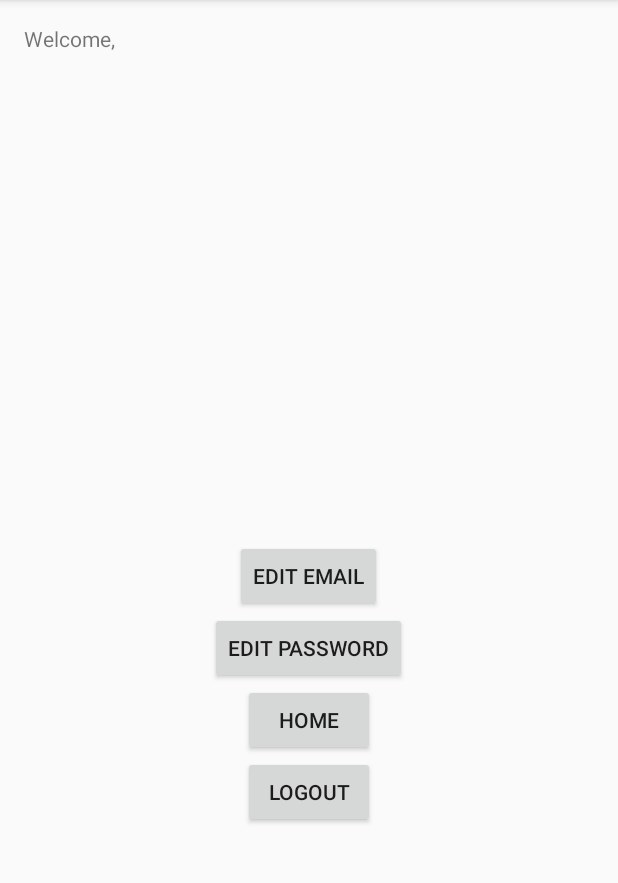
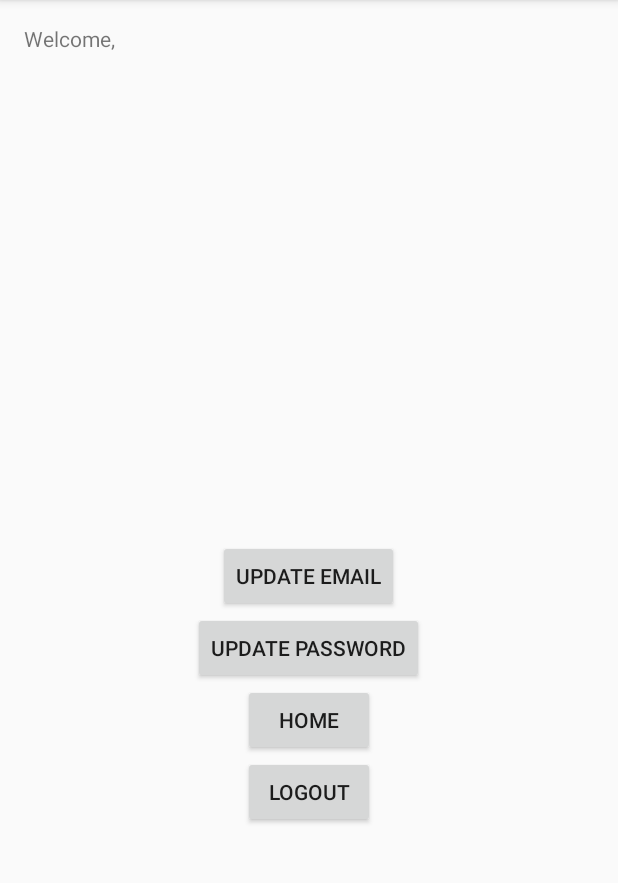
Before and after one commit to OmarB97/TeamHighKey25, an Android app: the Successful_login screen opened directly, with no data from a screen before it, on a phone screen of 412 x 824 dp, the part 84-967 px from its top. Run offline under Robolectric (Android 15) with nearby library versions, the phone set to English and light mode, and no system bars; 1 statement that could not run was skipped.

Commit message:
created new string objects

```diff
--- a/#Thirsty/app/src/main/res/layout/activity_successful_login.xml
+++ b/#Thirsty/app/src/main/res/layout/activity_successful_login.xml
@@ -36,7 +36,7 @@
         android:text="@string/userInfo" />
 
     <Button
-        android:text="Edit Email"
+        android:text="@string/updateEmail"
         android:layout_width="wrap_content"
         android:layout_height="wrap_content"
         android:id="@+id/edit_email"
@@ -45,7 +45,7 @@
         android:layout_centerHorizontal="true" />
 
     <Button
-        android:text="Edit Password"
+        android:text="@string/updatePass"
         android:layout_width="wrap_content"
         android:layout_height="wrap_content"
         android:id="@+id/edit_password"
@@ -54,7 +54,7 @@
         android:layout_centerHorizontal="true" />
 
     <Button
-        android:text="logout"
+        android:text="@string/logout"
         android:layout_width="wrap_content"
         android:layout_height="wrap_content"
         android:id="@+id/logout"
@@ -64,7 +64,7 @@
         android:layout_centerHorizontal="true" />
 
     <Button
-        android:text="Home"
+        android:text="@string/home"
         android:layout_width="wrap_content"
         android:layout_height="wrap_content"
         android:id="@+id/return_home"
--- a/#Thirsty/app/src/main/res/layout/activity_update_email.xml
+++ b/#Thirsty/app/src/main/res/layout/activity_update_email.xml
@@ -11,7 +11,7 @@
     tools:context="com.example.user.thirsty.Update_email">
 
     <TextView
-        android:text="New Email:"
+        android:text="@string/newEmail"
         android:layout_width="wrap_content"
         android:layout_height="wrap_content"
         android:layout_alignParentTop="true"
@@ -31,7 +31,7 @@
         android:layout_marginTop="13dp" />
 
     <Button
-        android:text="Update Email"
+        android:text="@string/updateEmail"
         android:layout_width="wrap_content"
         android:layout_height="wrap_content"
         android:layout_alignParentBottom="true"
--- a/#Thirsty/app/src/main/res/layout/activity_update_password.xml
+++ b/#Thirsty/app/src/main/res/layout/activity_update_password.xml
@@ -50,7 +50,7 @@
         android:id="@+id/confirm_pass" />
 
     <Button
-        android:text="Update Password"
+        android:text="@string/updatePass"
         android:layout_width="wrap_content"
         android:layout_height="wrap_content"
         android:layout_alignParentBottom="true"
--- a/#Thirsty/app/src/main/res/layout/activity_welcome_screen.xml
+++ b/#Thirsty/app/src/main/res/layout/activity_welcome_screen.xml
@@ -32,7 +32,7 @@
         android:layout_marginTop="53dp" />
 
     <Button
-        android:text="Register"
+        android:text="@string/register_button"
         android:layout_width="wrap_content"
         android:layout_height="wrap_content"
         android:layout_alignTop="@+id/login_button"
--- a/#Thirsty/app/src/main/res/layout/activity_welcome_screen_logged_in.xml
+++ b/#Thirsty/app/src/main/res/layout/activity_welcome_screen_logged_in.xml
@@ -22,7 +22,7 @@
         android:layout_centerHorizontal="true" />
 
     <Button
-        android:text="View Profile"
+        android:text="@string/viewProfile"
         android:layout_width="wrap_content"
         android:layout_height="wrap_content"
         android:id="@+id/view_profile"
@@ -32,7 +32,7 @@
         android:onClick="onButtonClick" />
 
     <Button
-        android:text="Submit A Report"
+        android:text="@string/submitReport"
         android:layout_width="wrap_content"
         android:layout_height="wrap_content"
         android:id="@+id/submit_report"
@@ -41,7 +41,7 @@
         android:layout_centerHorizontal="true" />
 
     <Button
-        android:text="View Reports"
+        android:text="@string/viewReport"
         android:layout_width="wrap_content"
         android:layout_height="wrap_content"
         android:id="@+id/view_report"
```
Also changed, not shown: #Thirsty/app/src/main/res/layout/activity_submit_water_source_report.xml (+5 -5 lines), #Thirsty/app/src/main/res/layout/activity_user_report_view_specific.xml (+4 -4 lines), #Thirsty/app/src/main/res/values/strings.xml (+13 -0 lines).
